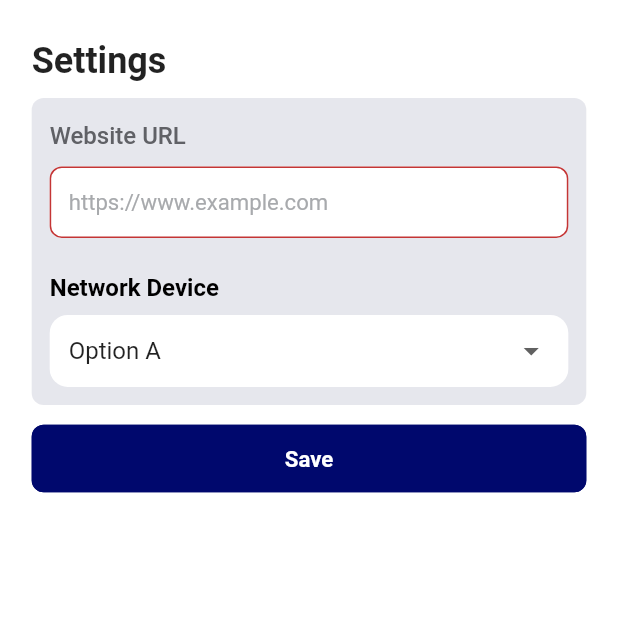
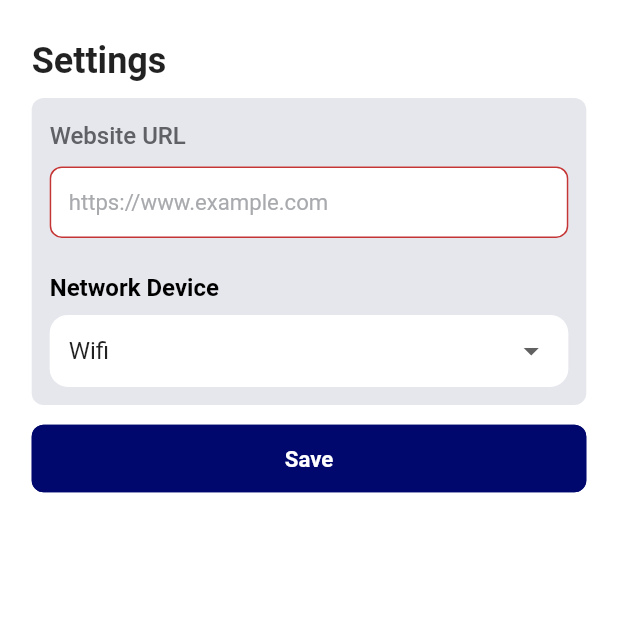
Before and after one commit to George-Abdelmessh/Easacc, a Flutter app: the screen it shows after launch, item 2 of the bottom bar chosen, after a tap on "Save", on a phone screen of 412 x 824 dp, the top half of it. Run offline on Flutter 3.47's test engine with Material 3 defaults, Android fonts, the phone set to English and light mode, and no system bars; our stand-ins replace dartz, equatable, firebase_auth, firebase_core, flutter_bloc, flutter_svg and 4 more; missing offline and left inert: flutter_facebook_auth; accounts and stored records are empty.

Commit message:
final setting screen

```diff
--- a/lib/core/services/cache/shared_prefs_keys.dart
+++ b/lib/core/services/cache/shared_prefs_keys.dart
@@ -5,4 +5,5 @@ class SharedPrefsKeys {
   static const String userID = 'user_id';
   static const String isLoggedIn = 'is_logged_in';
   static const String url = 'url';
+  static const String selectedDevice = 'selected_device';
 }
--- /dev/null
+++ b/lib/features/settings/presentation/controller/settings_cubit.dart
@@ -0,0 +1,29 @@
+import 'package:easacc/core/services/cache/shared_preferences_service.dart';
+import 'package:easacc/core/services/cache/shared_prefs_keys.dart';
+import 'package:flutter_bloc/flutter_bloc.dart';
+
+part 'settings_states.dart';
+
+class SettingCubit extends Cubit<SettingStates> {
+  SettingCubit() : super(SettingInitial());
+
+  String? selectedDevice =
+      SharedPreferencesService.getData(key: SharedPrefsKeys.selectedDevice) ??
+      'Wifi';
+
+  void changeSelectedDevice(String device) {
+    selectedDevice = device;
+    emit(ChangeSelectedDeviceState());
+  }
+
+  void saveSettings({required String url}) {
+    SharedPreferencesService.saveData(
+      key: SharedPrefsKeys.url,
+      value: url,
+    );
+    SharedPreferencesService.saveData(
+      key: SharedPrefsKeys.selectedDevice,
+      value: selectedDevice,
+    );
+  }
+}
--- /dev/null
+++ b/lib/features/settings/presentation/controller/settings_states.dart
@@ -0,0 +1,7 @@
+part of 'settings_cubit.dart';
+
+abstract class SettingStates {}
+
+class SettingInitial extends SettingStates {}
+
+class ChangeSelectedDeviceState extends SettingStates {}
--- a/lib/features/settings/presentation/view/screens/settings_screen.dart
+++ b/lib/features/settings/presentation/view/screens/settings_screen.dart
@@ -5,7 +5,9 @@ import 'package:easacc/core/services/cache/shared_prefs_keys.dart';
 import 'package:easacc/core/theme/app_colors.dart';
 import 'package:easacc/core/utils/screen_size.dart';
 import 'package:easacc/core/utils/validators.dart';
+import 'package:easacc/features/settings/presentation/controller/settings_cubit.dart';
 import 'package:flutter/material.dart';
+import 'package:flutter_bloc/flutter_bloc.dart';
 
 class SettingsScreen extends StatefulWidget {
   const SettingsScreen({super.key});
@@ -15,39 +17,45 @@ class SettingsScreen extends StatefulWidget {
 }
 
 class _SettingsScreenState extends State<SettingsScreen> {
+  late final SettingCubit cubit;
+  final GlobalKey<FormState> formKey = GlobalKey<FormState>();
   final String? url = SharedPreferencesService.getData(
     key: SharedPrefsKeys.url,
   );
-  late final TextEditingController websiteUrlController = TextEditingController(
-    text: url,
-  );
-  final GlobalKey<FormState> formKey = GlobalKey<FormState>();
+  late final TextEditingController websiteUrlController;
+
+  @override
+  void initState() {
+    super.initState();
+    websiteUrlController = TextEditingController(text: url);
+    cubit = SettingCubit();
+  }
 
   @override
   void dispose() {
     websiteUrlController.dispose();
+    cubit.close();
     super.dispose();
   }
 
   void _onSave() {
     if (formKey.currentState!.validate()) {
-      SharedPreferencesService.saveData(
-        key: SharedPrefsKeys.url,
-        value: websiteUrlController.text,
-      );
+      cubit.saveSettings(url: websiteUrlController.text);
       ScaffoldMessenger.of(context).showSnackBar(
-        const SnackBar(content: Text('URL saved successfully')),
+        const SnackBar(content: Text('Settings saved successfully')),
       );
     } else {
-      ScaffoldMessenger.of(context).showSnackBar(
-        const SnackBar(content: Text('Please enter a valid URL')),
-      );
+      ScaffoldMessenger.of(
+        context,
+      ).showSnackBar(const SnackBar(content: Text('Please enter a valid URL')));
     }
   }
 
   @override
   Widget build(BuildContext context) {
-    return Padding(
+    return BlocProvider(
+      create: (context) => cubit,
+      child: Padding(
         padding: EdgeInsets.symmetric(
           horizontal: AppSize.widthScale(context, 20),
           vertical: AppSize.heightScale(context, 20),
@@ -72,6 +80,7 @@ class _SettingsScreenState extends State<SettingsScreen> {
                 child: Column(
                   crossAxisAlignment: CrossAxisAlignment.start,
                   children: [
+                    // Website URL Form Field
                     const Text(
                       'Website URL',
                       style: TextStyle(
@@ -87,6 +96,8 @@ class _SettingsScreenState extends State<SettingsScreen> {
                       validator: (value) => value?.url(),
                     ),
                     SizedBox(height: AppSize.heightScale(context, 20)),
+
+                    // Network Device Dropdown
                     const Text(
                       'Network Device',
                       style: TextStyle(
@@ -96,14 +107,16 @@ class _SettingsScreenState extends State<SettingsScreen> {
                       ),
                     ),
                     SizedBox(height: AppSize.heightScale(context, 8)),
-                  DecoratedBox(
+                    BlocBuilder<SettingCubit, SettingStates>(
+                      builder: (innerContext, state) {
+                        return DecoratedBox(
                           decoration: BoxDecoration(
                             color: AppColor.white,
                             borderRadius: BorderRadius.circular(12),
                           ),
                           child: DropdownButton<String>(
-                      value: 'A',
-                      hint: const Text('Select an item'),
+                            value: cubit.selectedDevice,
+                            hint: const Text('Select a network device'),
                             padding: EdgeInsets.symmetric(
                               horizontal: AppSize.widthScale(context, 12),
                             ),
@@ -112,25 +125,33 @@ class _SettingsScreenState extends State<SettingsScreen> {
                             dropdownColor: AppColor.white,
                             borderRadius: BorderRadius.circular(12),
                             items: const [
-                        DropdownMenuItem(value: 'A', child: Text('Option A')),
-                        DropdownMenuItem(value: 'B', child: Text('Option B')),
-                        DropdownMenuItem(value: 'C', child: Text('Option C')),
+                              DropdownMenuItem(
+                                value: 'Wifi',
+                                child: Text('Wifi'),
+                              ),
+                              DropdownMenuItem(
+                                value: 'Bluetooth',
+                                child: Text('Bluetooth'),
+                              ),
                             ],
                             onChanged: (value) {
-                        setState(() {
-                          // selectedValue = value!;
-                        });
+                              cubit.changeSelectedDevice(value ?? '');
                             },
                           ),
+                        );
+                      },
                     ),
                   ],
                 ),
               ),
             ),
+
+            // Save Button
             SizedBox(height: AppSize.heightScale(context, 12)),
             CustomButton(title: 'Save', onTap: _onSave),
           ],
         ),
+      ),
     );
   }
 }
```
Lines whose indentation alone changed are shown as unchanged.
